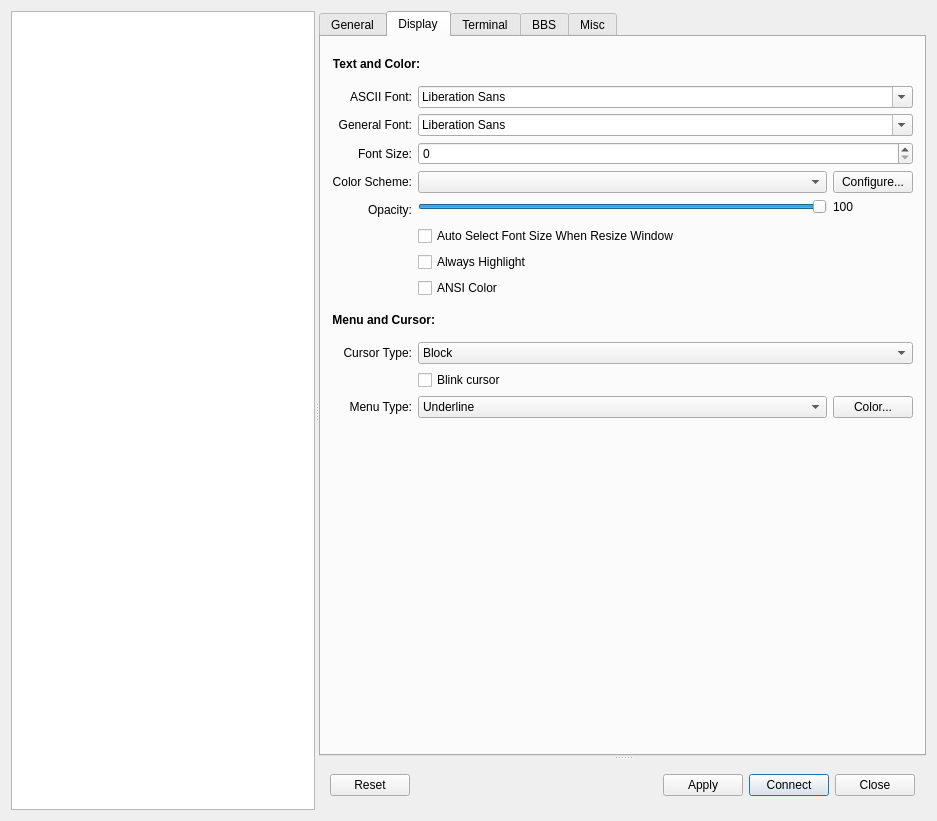
Qt form src/ui/addrdialog.ui (qterm/qterm) before a commit.
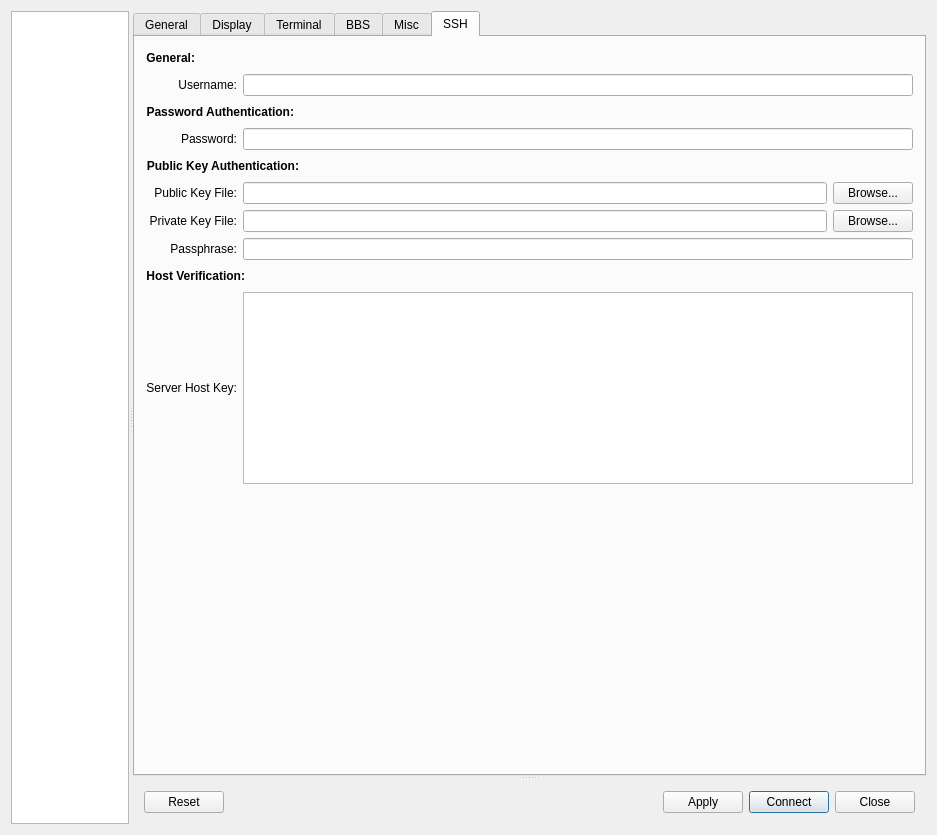
The same form after that commit. The open tabs and pages were chosen to show the change.

Commit message: Add another tab for SSH settings

```diff
--- a/src/ui/addrdialog.ui
+++ b/src/ui/addrdialog.ui
@@ -1253,6 +1253,280 @@
          </item>
         </layout>
        </widget>
+       <widget class="QWidget" name="tab">
+        <attribute name="title">
+         <string>SSH</string>
+        </attribute>
+        <layout class="QGridLayout" name="gridLayout_7">
+         <item row="0" column="0">
+          <layout class="QGridLayout" name="gridLayout_6">
+           <item row="0" column="0" colspan="3">
+            <layout class="QHBoxLayout" name="horizontalLayout_11">
+             <item>
+              <widget class="QLabel" name="boldLabel_13">
+               <property name="font">
+                <font>
+                 <weight>75</weight>
+                 <bold>true</bold>
+                </font>
+               </property>
+               <property name="text">
+                <string>General:</string>
+               </property>
+               <property name="alignment">
+                <set>Qt::AlignRight|Qt::AlignTrailing|Qt::AlignVCenter</set>
+               </property>
+              </widget>
+             </item>
+             <item>
+              <spacer name="horizontalSpacer_2">
+               <property name="orientation">
+                <enum>Qt::Horizontal</enum>
+               </property>
+               <property name="sizeHint" stdset="0">
+                <size>
+                 <width>718</width>
+                 <height>20</height>
+                </size>
+               </property>
+              </spacer>
+             </item>
+            </layout>
+           </item>
+           <item row="1" column="0">
+            <widget class="QLabel" name="TextLabel5_6">
+             <property name="text">
+              <string>Username:</string>
+             </property>
+             <property name="alignment">
+              <set>Qt::AlignRight|Qt::AlignTrailing|Qt::AlignVCenter</set>
+             </property>
+             <property name="buddy">
+              <cstring>proxypasswdLineEdit</cstring>
+             </property>
+            </widget>
+           </item>
+           <item row="1" column="1" colspan="2">
+            <widget class="QLineEdit" name="sshUserLineEdit"/>
+           </item>
+           <item row="2" column="0" colspan="3">
+            <layout class="QHBoxLayout" name="horizontalLayout_12">
+             <item>
+              <widget class="QLabel" name="boldLabel_10">
+               <property name="font">
+                <font>
+                 <weight>75</weight>
+                 <bold>true</bold>
+                </font>
+               </property>
+               <property name="text">
+                <string>Password Authentication:</string>
+               </property>
+               <property name="alignment">
+                <set>Qt::AlignRight|Qt::AlignTrailing|Qt::AlignVCenter</set>
+               </property>
+              </widget>
+             </item>
+             <item>
+              <spacer name="horizontalSpacer_3">
+               <property name="orientation">
+                <enum>Qt::Horizontal</enum>
+               </property>
+               <property name="sizeHint" stdset="0">
+                <size>
+                 <width>368</width>
+                 <height>20</height>
+                </size>
+               </property>
+              </spacer>
+             </item>
+            </layout>
+           </item>
+           <item row="3" column="0">
+            <widget class="QLabel" name="TextLabel5_5">
+             <property name="text">
+              <string>Password:</string>
+             </property>
+             <property name="alignment">
+              <set>Qt::AlignRight|Qt::AlignTrailing|Qt::AlignVCenter</set>
+             </property>
+             <property name="buddy">
+              <cstring>proxypasswdLineEdit</cstring>
+             </property>
+            </widget>
+           </item>
+           <item row="3" column="1" colspan="2">
+            <widget class="QLineEdit" name="sshPassLineEdit">
+             <property name="echoMode">
+              <enum>QLineEdit::Password</enum>
+             </property>
+            </widget>
+           </item>
+           <item row="4" column="0" colspan="3">
+            <layout class="QHBoxLayout" name="horizontalLayout_13">
+             <item>
+              <widget class="QLabel" name="boldLabel_11">
+               <property name="font">
+                <font>
+                 <weight>75</weight>
+                 <bold>true</bold>
+                </font>
+               </property>
+               <property name="text">
+                <string>Public Key Authentication:</string>
+               </property>
+               <property name="alignment">
+                <set>Qt::AlignRight|Qt::AlignTrailing|Qt::AlignVCenter</set>
+               </property>
+              </widget>
+             </item>
+             <item>
+              <spacer name="horizontalSpacer_12">
+               <property name="orientation">
+                <enum>Qt::Horizontal</enum>
+               </property>
+               <property name="sizeHint" stdset="0">
+                <size>
+                 <width>408</width>
+                 <height>20</height>
+                </size>
+               </property>
+              </spacer>
+             </item>
+            </layout>
+           </item>
+           <item row="5" column="0">
+            <widget class="QLabel" name="TextLabel5_7">
+             <property name="text">
+              <string>Public Key File:</string>
+             </property>
+             <property name="alignment">
+              <set>Qt::AlignRight|Qt::AlignTrailing|Qt::AlignVCenter</set>
+             </property>
+             <property name="buddy">
+              <cstring>proxypasswdLineEdit</cstring>
+             </property>
+            </widget>
+           </item>
+           <item row="5" column="1">
+            <widget class="QLineEdit" name="sshPublicKeyFileLineEdit"/>
+           </item>
+           <item row="5" column="2">
+            <widget class="QPushButton" name="sshPublicKeyFilePushButton">
+             <property name="text">
+              <string>Browse...</string>
+             </property>
+            </widget>
+           </item>
+           <item row="6" column="0">
+            <widget class="QLabel" name="TextLabel5_8">
+             <property name="text">
+              <string>Private Key File:</string>
+             </property>
+             <property name="alignment">
+              <set>Qt::AlignRight|Qt::AlignTrailing|Qt::AlignVCenter</set>
+             </property>
+             <property name="buddy">
+              <cstring>proxypasswdLineEdit</cstring>
+             </property>
+            </widget>
+           </item>
+           <item row="6" column="1">
+            <widget class="QLineEdit" name="sshPrivateKeyFileLineEdit"/>
+           </item>
+           <item row="6" column="2">
+            <widget class="QPushButton" name="sshPrivateKeyFilePushButton">
+             <property name="text">
+              <string>Browse...</string>
+             </property>
+            </widget>
+           </item>
+           <item row="7" column="0">
+            <widget class="QLabel" name="TextLabel5_9">
+             <property name="text">
+              <string>Passphrase:</string>
+             </property>
+             <property name="alignment">
+              <set>Qt::AlignRight|Qt::AlignTrailing|Qt::AlignVCenter</set>
+             </property>
+             <property name="buddy">
+              <cstring>proxypasswdLineEdit</cstring>
+             </property>
+            </widget>
+           </item>
+           <item row="7" column="1" colspan="2">
+            <widget class="QLineEdit" name="sshPassphraseLineEdit">
+             <property name="echoMode">
+              <enum>QLineEdit::Password</enum>
+             </property>
+            </widget>
+           </item>
+           <item row="8" column="0" colspan="3">
+            <layout class="QHBoxLayout" name="horizontalLayout_14">
+             <item>
+              <widget class="QLabel" name="boldLabel_12">
+               <property name="font">
+                <font>
+                 <weight>75</weight>
+                 <bold>true</bold>
+                </font>
+               </property>
+               <property name="text">
+                <string>Host Verification:</string>
+               </property>
+               <property name="alignment">
+                <set>Qt::AlignRight|Qt::AlignTrailing|Qt::AlignVCenter</set>
+               </property>
+              </widget>
+             </item>
+             <item>
+              <spacer name="horizontalSpacer_13">
+               <property name="orientation">
+                <enum>Qt::Horizontal</enum>
+               </property>
+               <property name="sizeHint" stdset="0">
+                <size>
+                 <width>568</width>
+                 <height>20</height>
+                </size>
+               </property>
+              </spacer>
+             </item>
+            </layout>
+           </item>
+           <item row="9" column="0">
+            <widget class="QLabel" name="TextLabel5_10">
+             <property name="text">
+              <string>Server Host Key:</string>
+             </property>
+             <property name="alignment">
+              <set>Qt::AlignRight|Qt::AlignTrailing|Qt::AlignVCenter</set>
+             </property>
+             <property name="buddy">
+              <cstring>proxypasswdLineEdit</cstring>
+             </property>
+            </widget>
+           </item>
+           <item row="9" column="1" colspan="2">
+            <widget class="QPlainTextEdit" name="sshHostKeyPlainTextEdit"/>
+           </item>
+          </layout>
+         </item>
+         <item row="1" column="0">
+          <spacer name="verticalSpacer_6">
+           <property name="orientation">
+            <enum>Qt::Vertical</enum>
+           </property>
+           <property name="sizeHint" stdset="0">
+            <size>
+             <width>20</width>
+             <height>277</height>
+            </size>
+           </property>
+          </spacer>
+         </item>
+        </layout>
+       </widget>
       </widget>
       <widget class="QWidget" name="layoutWidget">
        <layout class="QHBoxLayout" name="horizontalLayout">
```
The commit also changes 3 other files.
